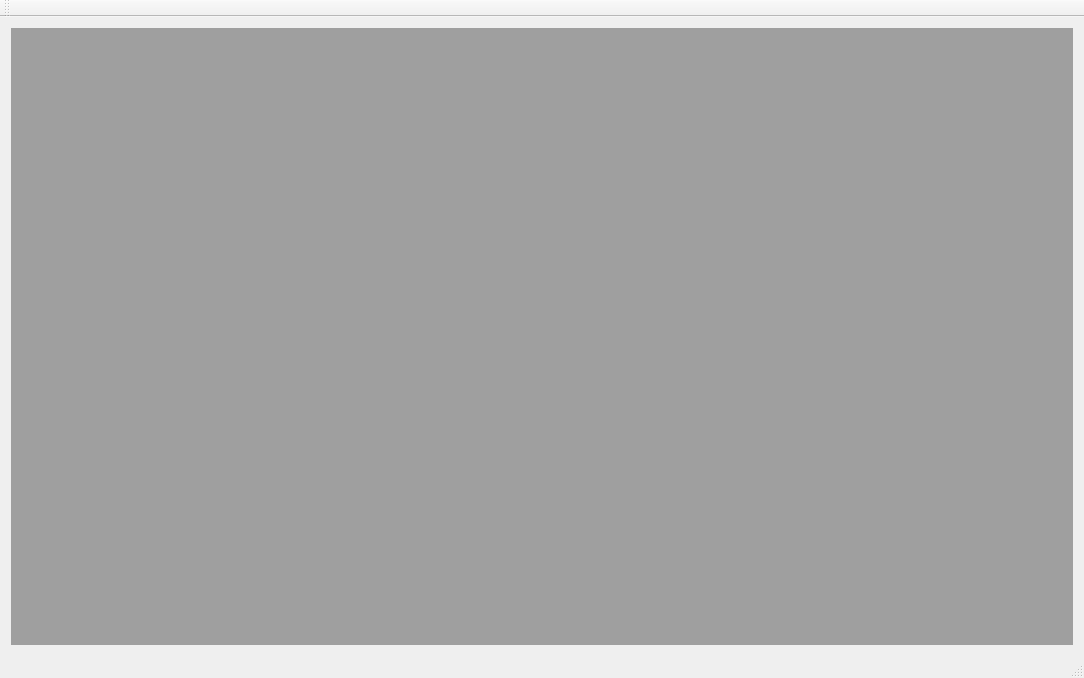
This is mainwindow.ui in EmiPatoR/active_learning as Qt 5 draws it before an edit. The edited form follows.
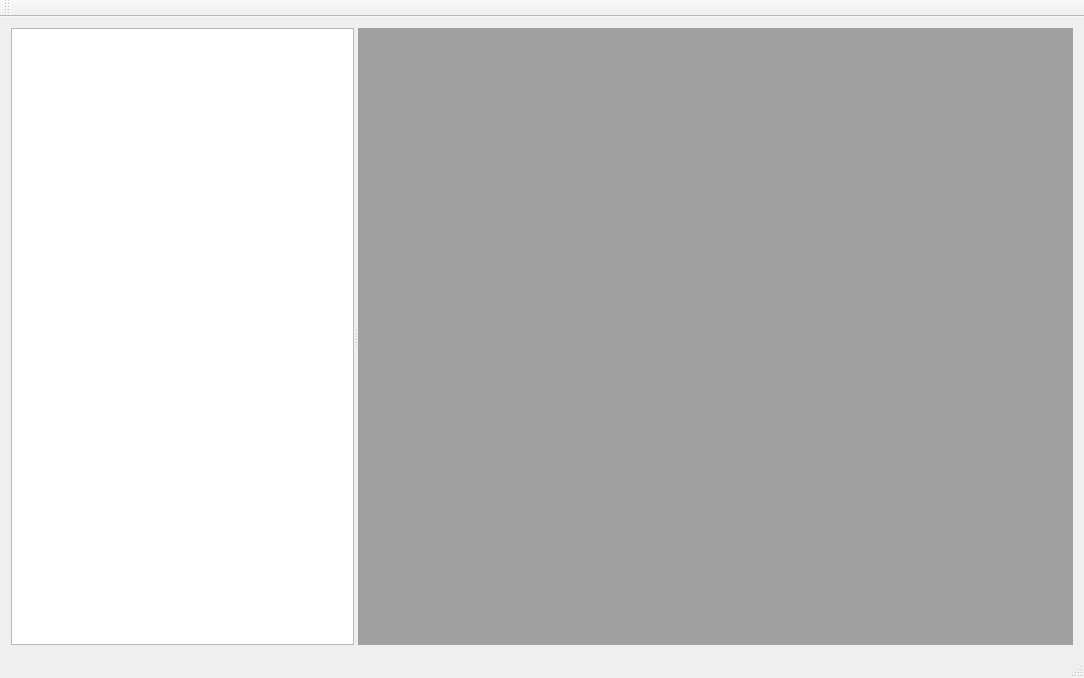
This is the edited form.

```diff
--- a/mainwindow.ui
+++ b/mainwindow.ui
@@ -34,7 +34,39 @@
   <widget class="QWidget" name="centralWidget">
    <layout class="QVBoxLayout" name="verticalLayout_3">
     <item>
-     <widget class="QMdiArea" name="mdiArea"/>
+     <widget class="QSplitter" name="splitter">
+      <property name="orientation">
+       <enum>Qt::Horizontal</enum>
+      </property>
+      <widget class="QListView" name="listView">
+       <property name="minimumSize">
+        <size>
+         <width>100</width>
+         <height>0</height>
+        </size>
+       </property>
+       <property name="maximumSize">
+        <size>
+         <width>16777215</width>
+         <height>16777215</height>
+        </size>
+       </property>
+       <property name="editTriggers">
+        <set>QAbstractItemView::NoEditTriggers</set>
+       </property>
+       <property name="resizeMode">
+        <enum>QListView::Adjust</enum>
+       </property>
+      </widget>
+      <widget class="QMdiArea" name="mdiArea">
+       <property name="minimumSize">
+        <size>
+         <width>100</width>
+         <height>0</height>
+        </size>
+       </property>
+      </widget>
+     </widget>
     </item>
    </layout>
   </widget>
```
Left out of the diff: 2 changed lines with no effect on the pictures.
